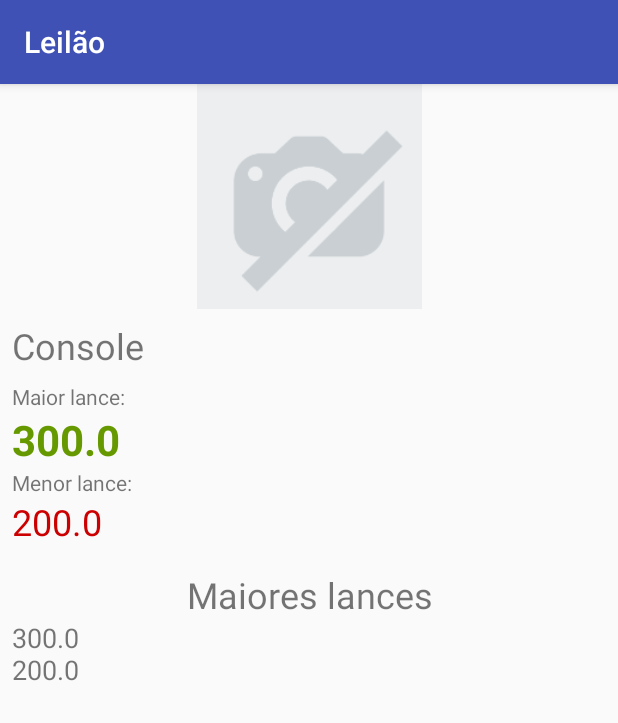
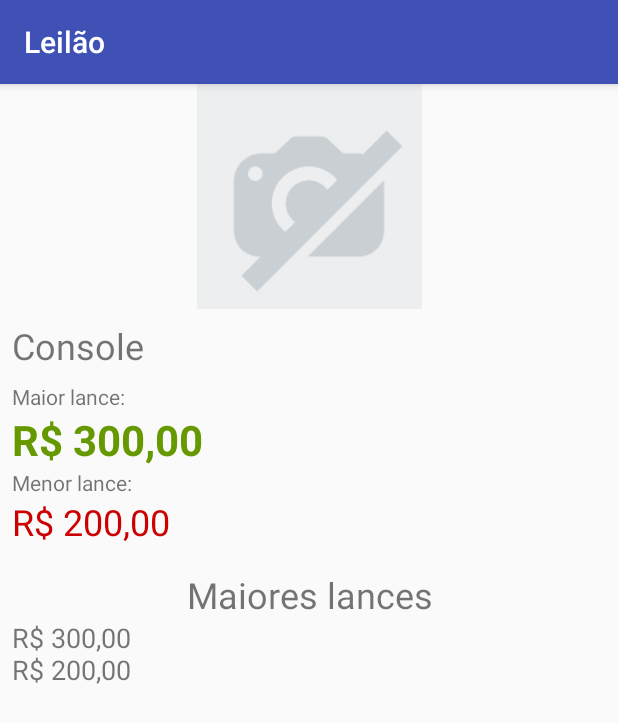
Before and after one commit to RafaelIrineu/Alura, an Android app: the screen it shows after launch (LancesLeilaoActivity), after a tap on "Console", on a phone screen of 412 x 824 dp. Shown: the top 723 px of the screen. Run offline under Robolectric (Android 15) with nearby library versions, the phone set to English and light mode, and no system bars.

Commit message:
Refatorando, acrescentando formato de moeda e teste

```diff
--- /dev/null
+++ b/TESTES/Leilao/app/src/main/java/br/com/alura/leilao/model/FormatadorDeMoeda.java
@@ -0,0 +1,13 @@
+package br.com.alura.leilao.model;
+
+import java.text.DecimalFormat;
+import java.text.NumberFormat;
+import java.util.Locale;
+
+public class FormatadorDeMoeda {
+
+    public String formatar(double valor){
+        NumberFormat formatador = DecimalFormat.getCurrencyInstance(new Locale("pt","br"));
+        return formatador.format(valor);
+    }
+}
--- a/TESTES/Leilao/app/src/main/java/br/com/alura/leilao/model/Leilao.java
+++ b/TESTES/Leilao/app/src/main/java/br/com/alura/leilao/model/Leilao.java
@@ -23,9 +23,7 @@ public class Leilao implements Serializable {
     }
 
     public void propoe(Lance lance) {
-
         valida(lance);
-
         lances.add(lance);
         double valorLance = lance.getValor();
 
@@ -94,12 +92,6 @@ public class Leilao implements Serializable {
         return false;
     }
 
-    private void calculaMenorLance(double valorLance) {
-        if (valorLance < menorLance) {
-            menorLance = valorLance;
-        }
-    }
-
     private void calculaMaiorLance(double valorLance) {
         if (valorLance > maiorLance) {
             maiorLance = valorLance;
@@ -127,8 +119,4 @@ public class Leilao implements Serializable {
 
         return lances.subList(0, quantidadeMaximaLances);
     }
-
-    public int quantidadeLances() {
-        return lances.size();
-    }
 }
--- a/TESTES/Leilao/app/src/main/java/br/com/alura/leilao/ui/activity/LancesLeilaoActivity.java
+++ b/TESTES/Leilao/app/src/main/java/br/com/alura/leilao/ui/activity/LancesLeilaoActivity.java
@@ -4,10 +4,8 @@ import android.content.Intent;
 import android.support.v7.app.AppCompatActivity;
 import android.os.Bundle;
 import android.widget.TextView;
-
-import java.io.Serializable;
-
 import br.com.alura.leilao.R;
+import br.com.alura.leilao.model.FormatadorDeMoeda;
 import br.com.alura.leilao.model.Lance;
 import br.com.alura.leilao.model.Leilao;
 
@@ -20,17 +18,20 @@ public class LancesLeilaoActivity extends AppCompatActivity {
         Intent dadosRecebidos = getIntent();
         if (dadosRecebidos.hasExtra("leilao")) {
             Leilao leilao = (Leilao) dadosRecebidos.getSerializableExtra("leilao");
+
+            FormatadorDeMoeda formatadorDeMoeda = new FormatadorDeMoeda();
+
             TextView descricao = findViewById(R.id.lances_leilao_descricao);
             descricao.setText(leilao.getDescricao());
             TextView maiorLance = findViewById(R.id.lances_leilao_maior_lance);
-            maiorLance.setText(String.valueOf(leilao.getMaiorLance()));
+            maiorLance.setText(formatadorDeMoeda.formatar(leilao.getMaiorLance()));
             TextView menorLance = findViewById(R.id.lances_leilao_menor_lance);
-            menorLance.setText(String.valueOf(leilao.getMenorLance()));
+            menorLance.setText(formatadorDeMoeda.formatar(leilao.getMenorLance()));
             TextView maioresLances = findViewById(R.id.lances_leilao_maiores_lances);
             StringBuilder sb = new StringBuilder();
 
             for (Lance lance : leilao.tresMaioresLances()) {
-                sb.append(lance.getValor()).append("\n");
+                sb.append(formatadorDeMoeda.formatar(lance.getValor())).append("\n");
             }
 
             String maioresLancesEmTexto = sb.toString();
--- a/TESTES/Leilao/app/src/main/java/br/com/alura/leilao/ui/activity/ListaLeilaoActivity.java
+++ b/TESTES/Leilao/app/src/main/java/br/com/alura/leilao/ui/activity/ListaLeilaoActivity.java
@@ -41,16 +41,16 @@ public class ListaLeilaoActivity extends AppCompatActivity {
 
         Leilao carro1 = new Leilao("Nissan GTR32");
         carro1.propoe(new Lance(new Usuario("Rafael"), 120000.0));
-        carro1.propoe(new Lance(new Usuario("Toreto"), 110000.0));
-        carro1.propoe(new Lance(new Usuario("Brian"), 115000.0));
+        carro1.propoe(new Lance(new Usuario("Toreto"), 130000.0));
+        carro1.propoe(new Lance(new Usuario("Brian"), 135000.0));
 
         Leilao carro2 = new Leilao("Lancer Evo-7");
         carro2.propoe(new Lance(new Usuario("Rafael"), 120000.0));
 
         Leilao carro3 = new Leilao("Viper GTRS");
         carro3.propoe(new Lance(new Usuario("Rafael"), 120000.0));
-        carro3.propoe(new Lance(new Usuario("Toreto"), 110000.0));
-        carro3.propoe(new Lance(new Usuario("Brian"), 115000.0));
+        carro3.propoe(new Lance(new Usuario("Toreto"), 130000.0));
+        carro3.propoe(new Lance(new Usuario("Brian"), 145000.0));
         carro3.propoe(new Lance(new Usuario("Han"), 155000.0));
 
         return new ArrayList<>(Arrays.asList(
--- a/TESTES/Leilao/app/src/main/java/br/com/alura/leilao/ui/recyclerview/adapter/ListaLeilaoAdapter.java
+++ b/TESTES/Leilao/app/src/main/java/br/com/alura/leilao/ui/recyclerview/adapter/ListaLeilaoAdapter.java
@@ -8,22 +8,23 @@ import android.view.View;
 import android.view.ViewGroup;
 import android.widget.TextView;
 
-import org.w3c.dom.Text;
-
 import java.util.List;
 
 import br.com.alura.leilao.R;
+import br.com.alura.leilao.model.FormatadorDeMoeda;
 import br.com.alura.leilao.model.Leilao;
 
 public class ListaLeilaoAdapter extends RecyclerView.Adapter<ListaLeilaoAdapter.ViewHolder> {
 
     private final List<Leilao> leiloes;
     private final Context context;
+    private final FormatadorDeMoeda formatadorDeMoeda;
     private OnItemClickListener onItemClickListener;
 
     public ListaLeilaoAdapter(Context context, List<Leilao> leiloes) {
         this.context = context;
         this.leiloes = leiloes;
+        this.formatadorDeMoeda = new FormatadorDeMoeda();
     }
 
     public void setOnItemClickListener(OnItemClickListener onItemClickListener) {
@@ -69,9 +70,8 @@ public class ListaLeilaoAdapter extends RecyclerView.Adapter<ListaLeilaoAdapter.
         void vincula(Leilao leilao) {
             this.leilao = leilao;
             descricao.setText(leilao.getDescricao());
-            maiorLance.setText(String.valueOf(leilao.getMaiorLance()));
+            maiorLance.setText(formatadorDeMoeda.formatar(leilao.getMaiorLance()));
         }
-
     }
 
     public Leilao pegaLeilaoPorPosicao(int posicao) {
@@ -81,5 +81,4 @@ public class ListaLeilaoAdapter extends RecyclerView.Adapter<ListaLeilaoAdapter.
     public interface OnItemClickListener {
         void onItemClick(Leilao leilao);
     }
-
 }
```
Also changed, not shown: TESTES/Leilao/app/src/main/java/br/com/alura/leilao/model/Usuario.java (line endings or trailing spaces), 1 other file.
